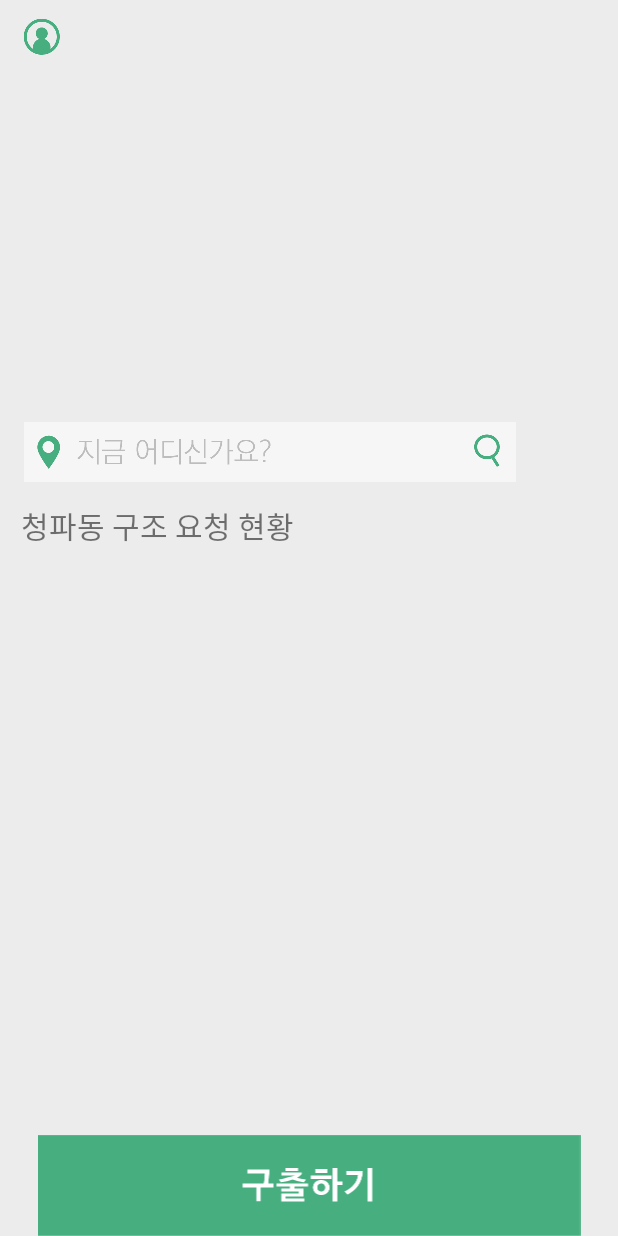
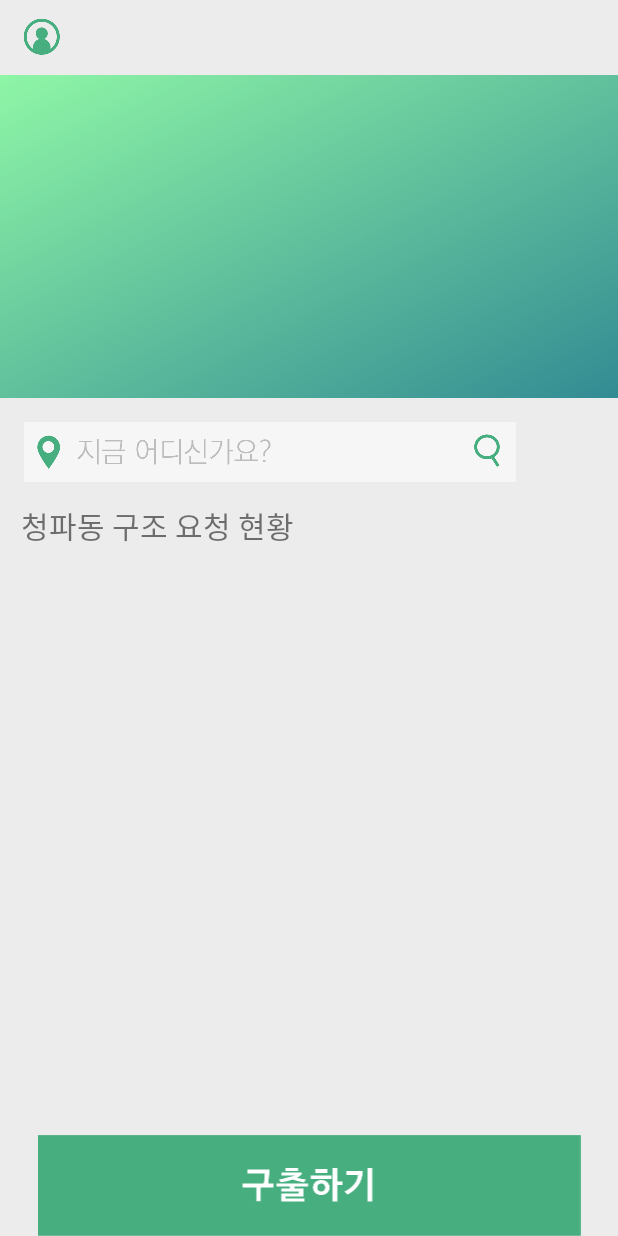
Before and after one commit to smwu-ssak/android, an Android app: the screen it shows after launch (MainActivity), on a phone screen of 412 x 824 dp. Run offline under Robolectric (Android 15) with nearby library versions, the phone set to English and light mode, and no system bars.

Commit message:
create image slide function - main

```diff
--- a/Seed/app/src/main/java/com/example/seed/MainActivity.java
+++ b/Seed/app/src/main/java/com/example/seed/MainActivity.java
@@ -3,12 +3,44 @@ package com.example.seed;
 import androidx.appcompat.app.AppCompatActivity;
 
 import android.os.Bundle;
+import android.widget.ImageView;
+import android.widget.ViewFlipper;
+
+import java.util.*;
 
 public class MainActivity extends AppCompatActivity {
+
+    // Customized by SY
+
+    private ViewFlipper v_flipper;
 
     @Override
     protected void onCreate(Bundle savedInstanceState) {
         super.onCreate(savedInstanceState);
         setContentView(R.layout.activity_main);
+
+        int images[] = {
+                R.drawable.main_swiping_box,
+                R.drawable.main_swiping_box,
+                R.drawable.main_swiping_box
+        };
+        v_flipper = findViewById(R.id.main_act_img_slide);
+        for(int image: images){
+            flipperImages(image);
+        }
+
     }
+
+    public void flipperImages(int image){
+        ImageView imageView = new ImageView(this);
+        imageView.setBackgroundResource(image);
+
+        v_flipper.addView(imageView);
+        v_flipper.setFlipInterval(2000);
+        v_flipper.setAutoStart(true);
+
+//        v_flipper.setInAnimation(this, android.R.anim.slide_out_right);
+//        v_flipper.setOutAnimation(this, android.R.anim.slide_in_left);
+    }
+
 }
--- a/Seed/app/src/main/res/layout/activity_main.xml
+++ b/Seed/app/src/main/res/layout/activity_main.xml
@@ -2,8 +2,7 @@
 
 <!-- Customized by SY -->
 
-<RelativeLayout
-    xmlns:android="http://schemas.android.com/apk/res/android"
+<RelativeLayout xmlns:android="http://schemas.android.com/apk/res/android"
     xmlns:app="http://schemas.android.com/apk/res-auto"
     xmlns:tools="http://schemas.android.com/tools"
     android:layout_width="match_parent"
@@ -63,22 +62,21 @@
 
         <RelativeLayout
             android:layout_width="match_parent"
-            android:layout_height="wrap_content">
+            android:layout_height="wrap_content"
+            tools:context="com.example.seed.autoviewpager.Autoscroll">
 
-            <!--뷰페이저 추가 작성-->
-            <androidx.viewpager.widget.ViewPager
-                android:id="@+id/main_act_viewpager_layout"
+            <!-- 자동 이미지 슬라이드 -->
+            <ViewFlipper
+                android:id="@+id/main_act_img_slide"
                 android:layout_width="match_parent"
-                android:layout_height="215dp">
-
-            </androidx.viewpager.widget.ViewPager>
+                android:layout_height="wrap_content"/>
 
             <LinearLayout
                 android:id="@+id/main_act_gps_layout"
                 android:layout_width="match_parent"
                 android:layout_height="wrap_content"
                 android:layout_marginTop="16dp"
-                android:layout_below="@id/main_act_viewpager_layout">
+                android:layout_below="@id/main_act_img_slide">
 
                 <RelativeLayout
                     android:layout_width="match_parent"
```
